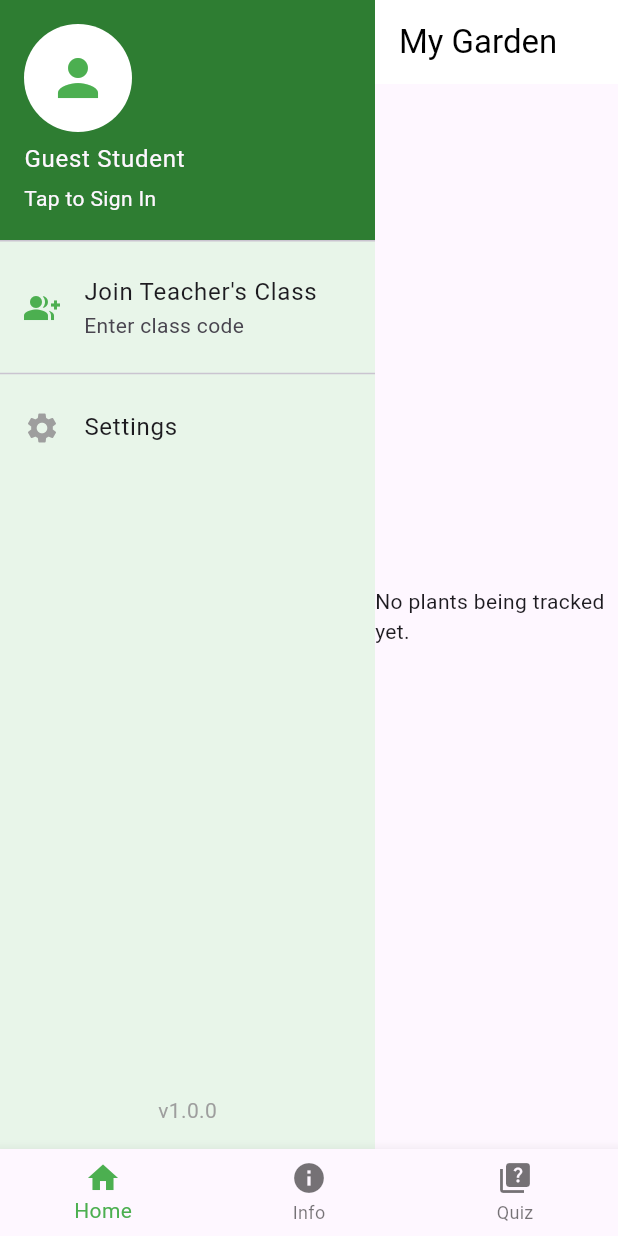
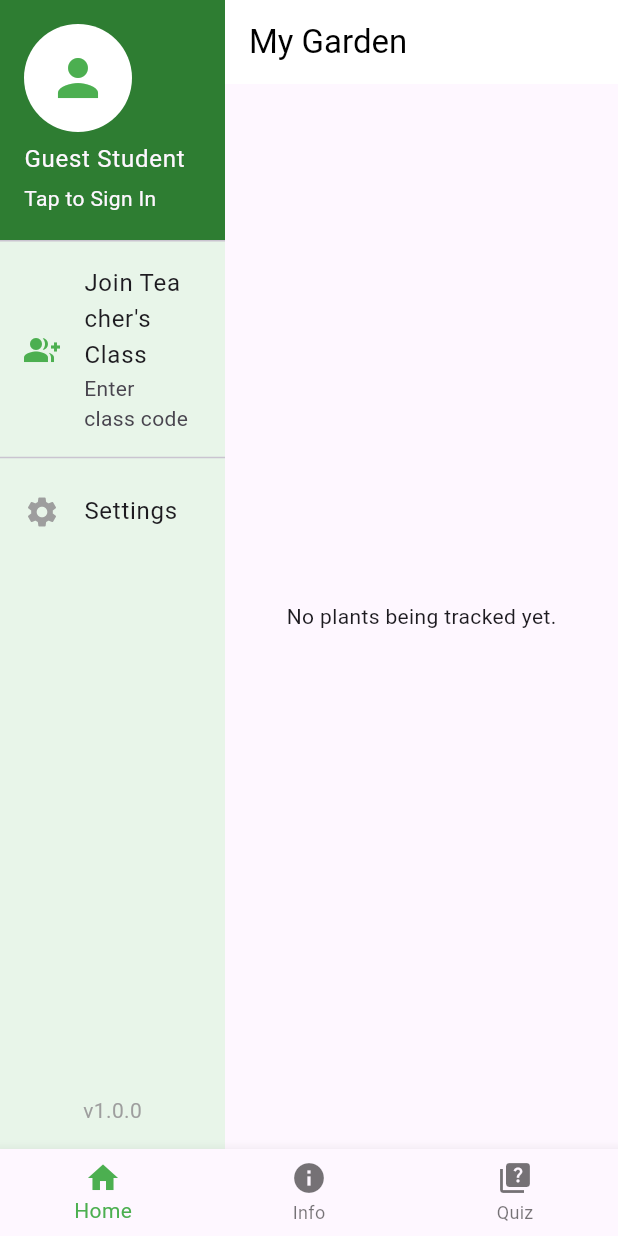
Before and after one commit to tullyj2005-eng/SHPP-Gardening, a Flutter app: the screen it shows after launch, on a phone screen of 412 x 824 dp. Run offline on Flutter 3.47's test engine with Material 3 defaults, Android fonts, the phone set to English and light mode, and no system bars.

Commit message:
Fixed sizing of sidebar
The phone or mobile version is significantly cleaner now

```diff
--- a/shpp_gardening/lib/HomePage.dart
+++ b/shpp_gardening/lib/HomePage.dart
@@ -13,7 +13,7 @@ class HomeScreen extends StatelessWidget {
         children: [
           // --- SIDEBAR (Account & Settings) ---
           Container(
-            width: 250,
+            width: 150,
             color: Colors.green.shade50,
             child: Column(
               children: [
--- a/shpp_gardening/lib/Plants.dart
+++ b/shpp_gardening/lib/Plants.dart
@@ -1,4 +1,5 @@
 import 'package:flutter/material.dart';
+
 
 // --- PLANT WIDGETS ---
 
--- a/shpp_gardening/lib/main.dart
+++ b/shpp_gardening/lib/main.dart
@@ -8,6 +8,8 @@ void main() {
 }
 
 class MyApp extends StatelessWidget {
+  const MyApp({super.key});
+
   @override
   Widget build(BuildContext context) {
     return MaterialApp(
@@ -41,6 +43,8 @@ class TrackedPlant {
 
 // --- 2. HOME PAGE (STATEFUL) ---
 class HomePage extends StatefulWidget {
+  const HomePage({super.key});
+
   @override
   _HomePageState createState() => _HomePageState();
 }
@@ -93,14 +97,14 @@ class _HomePageState extends State<HomePage> {
   @override
   Widget build(BuildContext context) {
     // We define this INSIDE the build method so it can see trackedPlants and _handleTracking
-    final List<Widget> _widgetOptions = [
+    final List<Widget> widgetOptions = [
       HomeScreen(tracked: trackedPlants),
       InfoScreen(onTrack: _handleTracking),
       QuizScreen(),
     ];
 
     return Scaffold(
-      body: _widgetOptions.elementAt(_selectedIndex),
+      body: widgetOptions.elementAt(_selectedIndex),
       bottomNavigationBar: BottomNavigationBar(
         items: const [
           BottomNavigationBarItem(icon: Icon(Icons.home), label: 'Home'),
@@ -117,6 +121,8 @@ class _HomePageState extends State<HomePage> {
 
 // --- PLACEHOLDER QUIZ SCREEN ---
 class QuizScreen extends StatelessWidget {
+  const QuizScreen({super.key});
+
   @override
   Widget build(BuildContext context) {
     return const Scaffold(body: Center(child: Text('Quiz Screen')));
```
